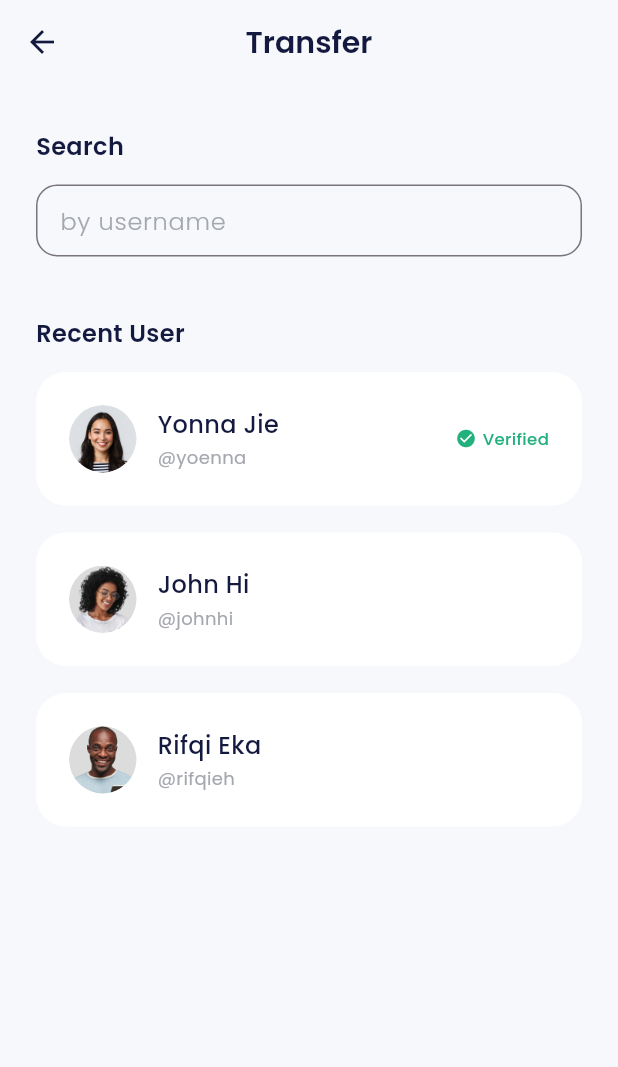
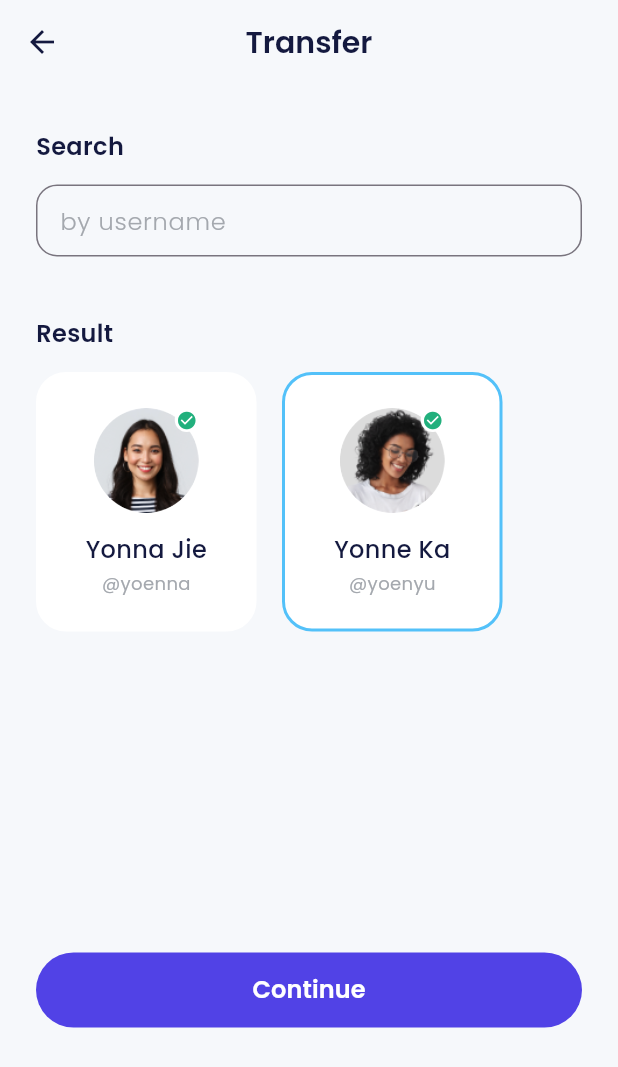
Before and after one commit to shandikadav/bank_sha, a Flutter app: the TransferPage screen opened by its route, on a phone screen of 412 x 824 dp. Shown: the top 1067 px of the screen. Run offline on Flutter 3.47's test engine with Material 3 defaults, Android fonts, the phone set to English and light mode, and no system bars; our stand-ins replace carousel_slider, google_fonts.

Commit message:
feat : add buildresult widget

```diff
--- a/lib/ui/pages/transfer_page.dart
+++ b/lib/ui/pages/transfer_page.dart
@@ -1,6 +1,8 @@
 import 'package:bank_sha/shared/theme/theme.dart';
+import 'package:bank_sha/ui/widgets/buttons.dart';
 import 'package:bank_sha/ui/widgets/forms.dart';
 import 'package:bank_sha/ui/widgets/transfer_recent_user_item.dart';
+import 'package:bank_sha/ui/widgets/transfer_result_user_item.dart';
 import 'package:flutter/material.dart';
 
 class TransferPage extends StatelessWidget {
@@ -32,7 +34,18 @@ class TransferPage extends StatelessWidget {
             title: 'by username',
             isShowTitle: false,
           ),
-          buildRecentUsers(),
+          //buildRecentUsers(),
+          buildResult(),
+          const SizedBox(
+            height: 214,
+          ),
+          CustomFilledButton(
+            title: 'Continue',
+            onPressed: () {},
+          ),
+          const SizedBox(
+            height: 50,
+          ),
         ],
       ),
     );
@@ -85,5 +98,39 @@ Widget buildResult() {
     margin: const EdgeInsets.only(
       top: 40,
     ),
+    child: Column(
+      crossAxisAlignment: CrossAxisAlignment.start,
+      children: [
+        Text(
+          'Result',
+          style: blackTextStyle.copyWith(
+            fontSize: 16,
+            fontWeight: semiBold,
+          ),
+        ),
+        const SizedBox(
+          height: 14,
+        ),
+        Wrap(
+          spacing: 17,
+          runSpacing: 17,
+          children: [
+            TransferResultUserItem(
+              imageUrl: 'assets/img_friend1.png',
+              name: 'Yonna Jie',
+              username: 'yoenna',
+              isVerified: true,
+            ),
+            TransferResultUserItem(
+              imageUrl: 'assets/img_friend2.png',
+              name: 'Yonne Ka',
+              username: 'yoenyu',
+              isVerified: true,
+              isSelected: true,
+            ),
+          ],
+        )
+      ],
+    ),
   );
 }
--- /dev/null
+++ b/lib/ui/widgets/transfer_result_user_item.dart
@@ -0,0 +1,93 @@
+import 'package:bank_sha/shared/theme/theme.dart';
+import 'package:flutter/material.dart';
+
+class TransferResultUserItem extends StatelessWidget {
+  final String imageUrl;
+  final String name;
+  final String username;
+  final bool isVerified;
+  final bool isSelected;
+  const TransferResultUserItem({
+    super.key,
+    required this.imageUrl,
+    required this.name,
+    required this.username,
+    this.isVerified = false,
+    this.isSelected = false,
+  });
+
+  @override
+  Widget build(BuildContext context) {
+    return Container(
+      width: 147,
+      height: 173,
+      padding: const EdgeInsets.symmetric(
+        horizontal: 14,
+        vertical: 22,
+      ),
+      decoration: BoxDecoration(
+        color: whiteColor,
+        borderRadius: BorderRadius.circular(20),
+        border: Border.all(
+          color: isSelected ? blueColor : whiteColor,
+          width: 2,
+        ),
+      ),
+      child: Column(
+        children: [
+          Container(
+            width: 70,
+            height: 70,
+            decoration: BoxDecoration(
+              shape: BoxShape.circle,
+              image: DecorationImage(
+                image: AssetImage(
+                  imageUrl,
+                ),
+              ),
+            ),
+            child: isVerified
+                ? Align(
+                    alignment: Alignment.topRight,
+                    child: Container(
+                      width: 16,
+                      height: 16,
+                      decoration: BoxDecoration(
+                        shape: BoxShape.circle,
+                        color: whiteColor,
+                      ),
+                      child: Center(
+                        child: Icon(
+                          Icons.check_circle,
+                          color: greenColor,
+                          size: 14,
+                        ),
+                      ),
+                    ),
+                  )
+                : null,
+          ),
+          const SizedBox(
+            height: 13,
+          ),
+          Text(
+            name,
+            style: blackTextStyle.copyWith(
+              fontSize: 16,
+              fontWeight: medium,
+            ),
+          ),
+          const SizedBox(
+            height: 2,
+          ),
+          Text(
+            '@$username',
+            style: greyTextStyle.copyWith(
+              fontSize: 12,
+            ),
+          ),
+        ],
+      ),
+    );
+  }
+}
```
